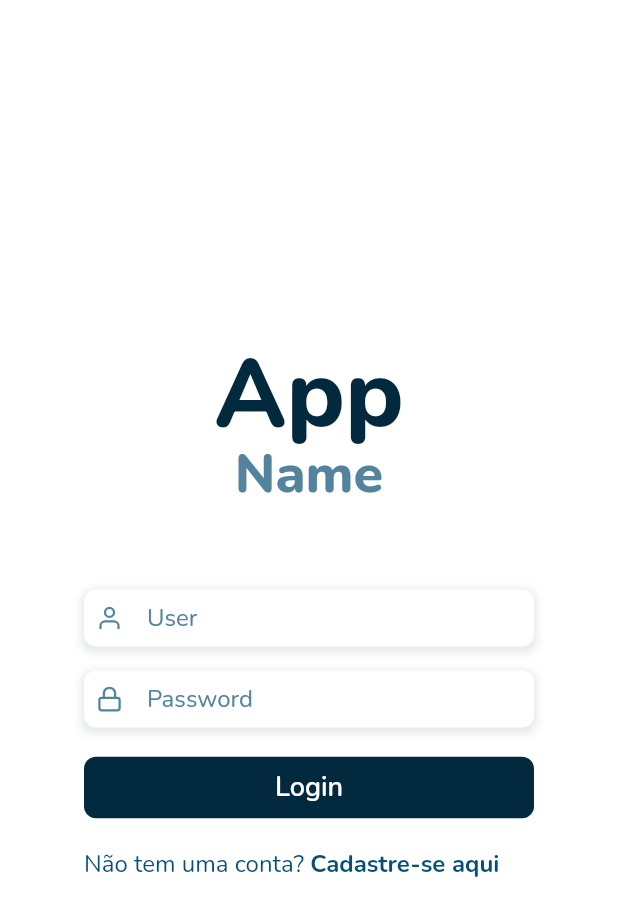
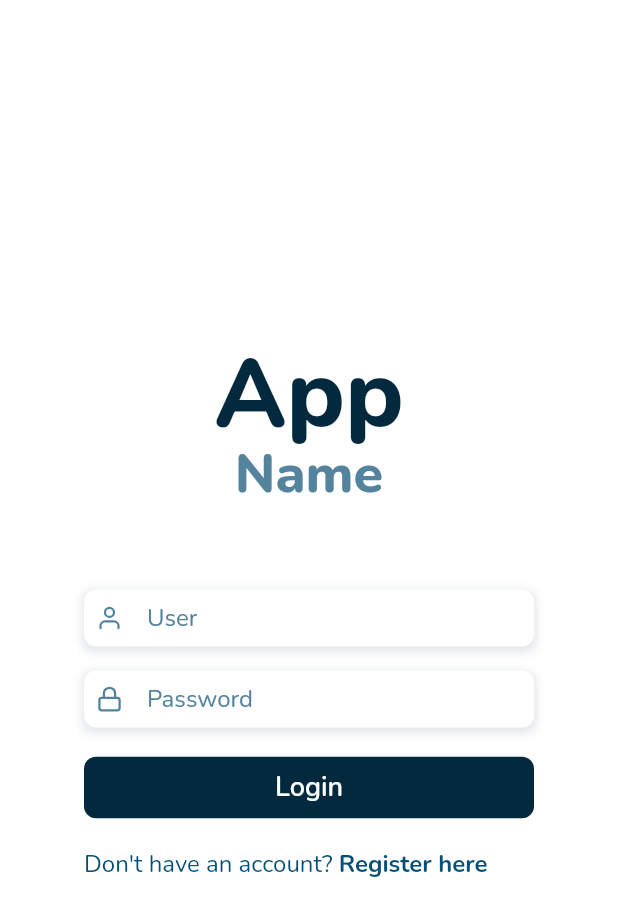
Before and after one commit to FelipeNS/flutter-login, a Flutter app: the screen it shows after launch, on a phone screen of 412 x 824 dp. Shown: the top 916 px of the screen. Run offline on Flutter 3.47's test engine with Material 2 defaults, Android fonts, the phone set to English and light mode, and no system bars; our stand-ins replace flutter_icons, google_fonts, mobx; generated files the repository leaves out were written again.

Commit message:
Change signup link title

```diff
--- a/lib/view/signin.view.dart
+++ b/lib/view/signin.view.dart
@@ -206,11 +206,11 @@ class _SigninViewState extends State<SigninView> {
                     ),
                     Text.rich(
                       TextSpan(
-                        text: 'Não tem uma conta? ',
+                        text: 'Don\'t have an account? ',
                         style: AppTextStyles.body,
                         children: [
                           TextSpan(
-                            text: 'Cadastre-se aqui',
+                            text: 'Register here',
                             style: AppTextStyles.bodyBold,
                             recognizer: TapGestureRecognizer()..onTap = () => {
                               Navigator.pushNamed(context, '/signup')
```
